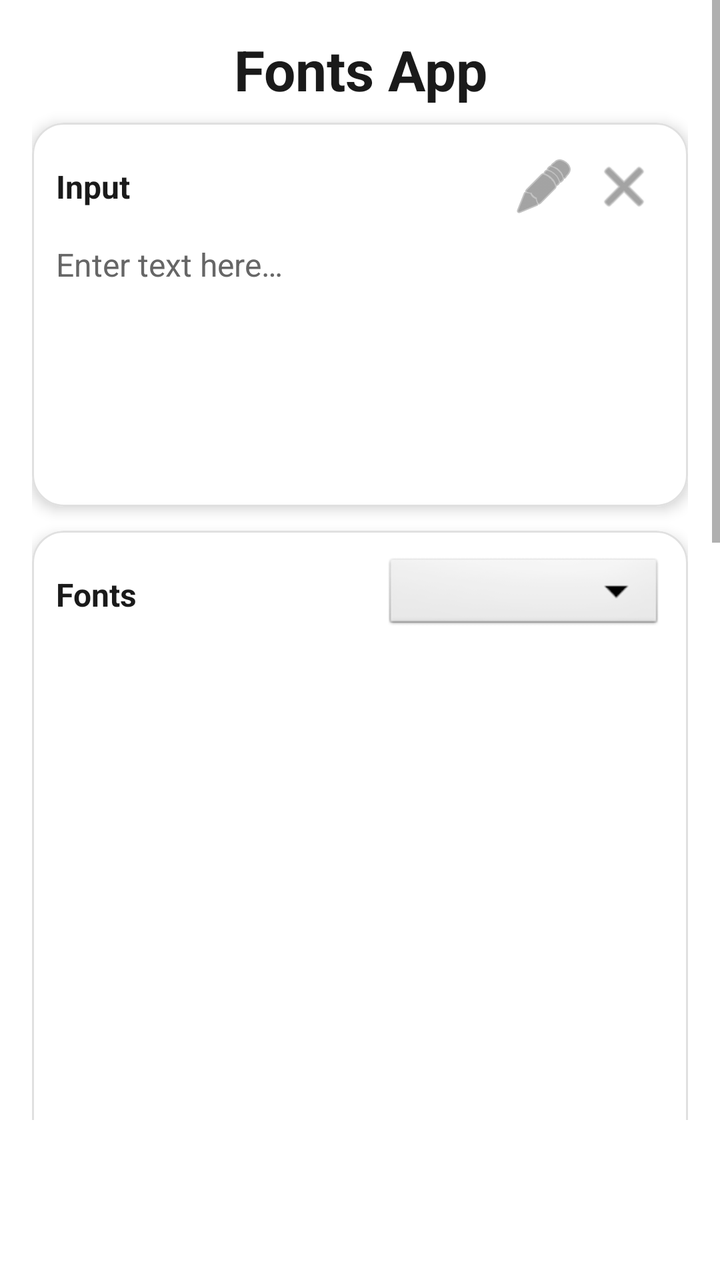
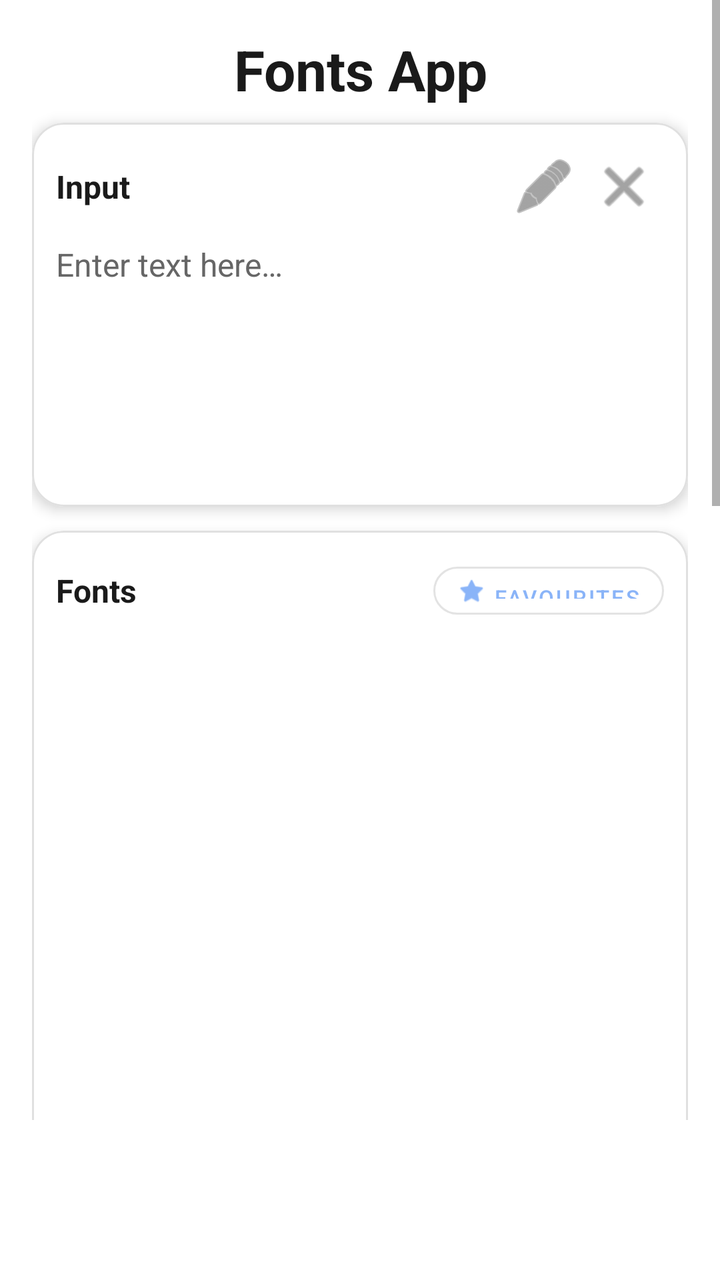

The first picture is an Android layout as it rendered before a commit; the second is the same layout after the commit. The layout source and the unified diff follow.
<!-- AndroidManifest.xml: application theme Theme.FontsApp -->
<!-- res/layout/activity_main.xml -->
<?xml version="1.0" encoding="utf-8"?>
<ScrollView xmlns:android="http://schemas.android.com/apk/res/android"
    xmlns:app="http://schemas.android.com/apk/res-auto"
    android:layout_width="match_parent"
    android:layout_height="match_parent"
    android:fillViewport="true"
    android:background="?android:colorBackground"
    android:paddingBottom="80dp">

    <LinearLayout
        android:layout_width="match_parent"
        android:layout_height="wrap_content"
        android:orientation="vertical"
        android:gravity="center_horizontal"
        android:padding="16dp">

        <TextView
            android:id="@+id/tvTitle"
            android:layout_width="wrap_content"
            android:layout_height="wrap_content"
            android:text="@string/app_name"
            android:textSize="28sp"
            android:textStyle="bold"
            android:textColor="@color/text_primary"
            android:layout_marginBottom="8dp"
            android:gravity="center" />

        <com.google.android.material.card.MaterialCardView
            android:layout_width="match_parent"
            android:layout_height="wrap_content"
            android:layout_marginBottom="12dp"
            app:cardCornerRadius="16dp"
            app:cardElevation="4dp"
            app:cardBackgroundColor="@color/card_background"
            app:strokeWidth="1dp"
            app:strokeColor="@color/divider">

            <LinearLayout
                android:layout_width="match_parent"
                android:layout_height="wrap_content"
                android:orientation="vertical"
                android:padding="12dp">

                <LinearLayout
                    android:layout_width="match_parent"
                    android:layout_height="wrap_content"
                    android:orientation="horizontal"
                    android:gravity="center_vertical"
                    android:layout_marginBottom="8dp">

                    <TextView
                        android:layout_width="0dp"
                        android:layout_height="wrap_content"
                        android:layout_weight="1"
                        android:text="Input"
                        android:textSize="16sp"
                        android:textStyle="bold"
                        android:textColor="@color/text_primary" />

                    <ImageButton
                        android:id="@+id/btnPaste"
                        android:layout_width="40dp"
                        android:layout_height="40dp"
                        android:src="@android:drawable/ic_menu_edit"
                        android:background="?android:attr/selectableItemBackgroundBorderless"
                        android:contentDescription="@string/paste"
                        android:tint="@color/text_secondary" />

                    <ImageButton
                        android:id="@+id/btnClearInput"
                        android:layout_width="40dp"
                        android:layout_height="40dp"
                        android:src="@android:drawable/ic_menu_close_clear_cancel"
                        android:background="?android:attr/selectableItemBackgroundBorderless"
                        android:contentDescription="@string/clear_input"
                        android:tint="@color/text_secondary" />

                </LinearLayout>

                <EditText
                    android:id="@+id/etInput"
                    android:layout_width="match_parent"
                    android:layout_height="120dp"
                    android:gravity="top|start"
                    android:hint="@string/input_hint"
                    android:textSize="16sp"
                    android:background="@android:color/transparent"
                    android:inputType="textMultiLine|textCapSentences"
                    android:textColor="@color/text_primary"
                    android:textColorHint="@color/text_secondary" />

            </LinearLayout>

        </com.google.android.material.card.MaterialCardView>

        <com.google.android.material.card.MaterialCardView
            android:layout_width="match_parent"
            android:layout_height="wrap_content"
            android:layout_marginBottom="12dp"
            app:cardCornerRadius="16dp"
            app:cardElevation="4dp"
            app:cardBackgroundColor="@color/card_background"
            app:strokeWidth="1dp"
            app:strokeColor="@color/divider">

            <LinearLayout
                android:layout_width="match_parent"
                android:layout_height="wrap_content"
                android:orientation="vertical"
                android:padding="12dp">

                <LinearLayout
                    android:layout_width="match_parent"
                    android:layout_height="wrap_content"
                    android:orientation="horizontal"
                    android:gravity="center_vertical"
                    android:layout_marginBottom="8dp">

                    <TextView
                        android:layout_width="0dp"
                        android:layout_height="wrap_content"
                        android:layout_weight="1"
                        android:text="Fonts"
                        android:textSize="16sp"
                        android:textStyle="bold"
                        android:textColor="@color/text_primary" />

                    <Spinner
                        android:id="@+id/spinnerFavourites"
                        android:layout_width="140dp"
                        android:layout_height="40dp"
                        android:background="@android:drawable/btn_dropdown"
                        android:spinnerMode="dropdown" />

                </LinearLayout>

                <androidx.recyclerview.widget.RecyclerView
                    android:id="@+id/rvFonts"
                    android:layout_width="match_parent"
                    android:layout_height="300dp"
                    android:nestedScrollingEnabled="false" />

            </LinearLayout>

        </com.google.android.material.card.MaterialCardView>

        <com.google.android.material.card.MaterialCardView
            android:id="@+id/cardSymbols"
            android:layout_width="match_parent"
            android:layout_height="wrap_content"
            android:layout_marginBottom="12dp"
            android:visibility="gone"
            app:cardCornerRadius="16dp"
            app:cardElevation="4dp"
            app:cardBackgroundColor="@color/card_background"
            app:strokeWidth="1dp"
            app:strokeColor="@color/divider">

            <LinearLayout
                android:layout_width="match_parent"
                android:layout_height="wrap_content"
                android:orientation="vertical"
                android:padding="12dp">

                <TextView
                    android:layout_width="wrap_content"
                    android:layout_height="wrap_content"
                    android:text="Symbols"
                    android:textSize="14sp"
                    android:textStyle="bold"
                    android:textColor="@color/text_primary"
                    android:layout_marginBottom="8dp" />

                <com.google.android.flexbox.FlexboxLayout
                    android:id="@+id/flexSymbols"
                    android:layout_width="match_parent"
                    android:layout_height="wrap_content"
                    app:flexWrap="wrap"
                    app:justifyContent="flex_start" />

            </LinearLayout>

        </com.google.android.material.card.MaterialCardView>

        <com.google.android.material.card.MaterialCardView
            android:id="@+id/cardEmojis"
            android:layout_width="match_parent"
            android:layout_height="wrap_content"
            android:layout_marginBottom="12dp"
            android:visibility="gone"
            app:cardCornerRadius="16dp"
            app:cardElevation="4dp"
            app:cardBackgroundColor="@color/card_background"
            app:strokeWidth="1dp"
            app:strokeColor="@color/divider">

            <LinearLayout
                android:layout_width="match_parent"
                android:layout_height="wrap_content"
                android:orientation="vertical"
                android:padding="12dp">

                <TextView
                    android:layout_width="wrap_content"
                    android:layout_height="wrap_content"
                    android:text="Emojis"
                    android:textSize="14sp"
                    android:textStyle="bold"
                    android:textColor="@color/text_primary"
                    android:layout_marginBottom="8dp" />

                <com.google.android.flexbox.FlexboxLayout
                    android:id="@+id/flexEmojis"
                    android:layout_width="match_parent"
                    android:layout_height="wrap_content"
                    app:flexWrap="wrap"
                    app:justifyContent="flex_start" />

            </LinearLayout>

        </com.google.android.material.card.MaterialCardView>

        <com.google.android.material.card.MaterialCardView
            android:layout_width="match_parent"
            android:layout_height="wrap_content"
            android:layout_marginBottom="12dp"
            app:cardCornerRadius="16dp"
            app:cardElevation="4dp"
            app:cardBackgroundColor="@color/card_background"
            app:strokeWidth="1dp"
            app:strokeColor="@color/divider">

            <LinearLayout
                android:layout_width="match_parent"
                android:layout_height="wrap_content"
                android:orientation="vertical"
                android:padding="12dp">

                <LinearLayout
                    android:layout_width="match_parent"
                    android:layout_height="wrap_content"
                    android:orientation="horizontal"
                    android:gravity="center_vertical"
                    android:layout_marginBottom="8dp">

                    <TextView
                        android:layout_width="0dp"
                        android:layout_height="wrap_content"
                        android:layout_weight="1"
                        android:text="Output"
                        android:textSize="16sp"
                        android:textStyle="bold"
                        android:textColor="@color/text_primary" />

                    <ImageButton
                        android:id="@+id/btnCopy"
                        android:layout_width="40dp"
                        android:layout_height="40dp"
                        android:src="@android:drawable/ic_menu_share"
                        android:background="?android:attr/selectableItemBackgroundBorderless"
                        android:contentDescription="@string/copy"
                        android:tint="@color/text_secondary" />

                    <ImageButton
                        android:id="@+id/btnClearOutput"
                        android:layout_width="40dp"
                        android:layout_height="40dp"
                        android:src="@android:drawable/ic_menu_close_clear_cancel"
                        android:background="?android:attr/selectableItemBackgroundBorderless"
                        android:contentDescription="@string/clear_output"
                        android:tint="@color/text_secondary" />

                </LinearLayout>

                <EditText
                    android:id="@+id/etOutput"
                    android:layout_width="match_parent"
                    android:layout_height="120dp"
                    android:gravity="top|start"
                    android:hint="@string/output_hint"
                    android:textSize="16sp"
                    android:background="@android:color/transparent"
                    android:inputType="textMultiLine"
                    android:textColor="@color/text_primary"
                    android:textColorHint="@color/text_secondary"
                    android:focusable="false"
                    android:longClickable="true"
                    android:textIsSelectable="true" />

                <LinearLayout
                    android:layout_width="match_parent"
                    android:layout_height="wrap_content"
                    android:orientation="horizontal"
                    android:gravity="center_vertical"
                    android:layout_marginTop="8dp">

                    <TextView
                        android:layout_width="wrap_content"
                        android:layout_height="wrap_content"
                        android:text="Size:"
                        android:textSize="12sp"
                        android:textColor="@color/text_secondary"
                        android:layout_marginEnd="8dp" />

                    <SeekBar
                        android:id="@+id/sbFontSize"
                        android:layout_width="0dp"
                        android:layout_height="wrap_content"
                        android:layout_weight="1"
                        android:max="40"
                        android:progress="16"
                        android:min="8" />

                    <TextView
                        android:id="@+id/tvFontSize"
                        android:layout_width="40dp"
                        android:layout_height="wrap_content"
                        android:text="16"
                        android:textSize="12sp"
                        android:textColor="@color/text_secondary"
                        android:gravity="center" />

                </LinearLayout>

            </LinearLayout>

        </com.google.android.material.card.MaterialCardView>

        <com.google.android.material.card.MaterialCardView
            android:layout_width="match_parent"
            android:layout_height="wrap_content"
            android:layout_marginBottom="12dp"
            app:cardCornerRadius="16dp"
            app:cardElevation="4dp"
            app:cardBackgroundColor="@color/card_background"
            app:strokeWidth="1dp"
            app:strokeColor="@color/divider">

            <LinearLayout
                android:layout_width="match_parent"
                android:layout_height="wrap_content"
                android:orientation="vertical"
                android:padding="12dp">

                <TextView
                    android:layout_width="wrap_content"
                    android:layout_height="wrap_content"
                    android:text="Transform"
                    android:textSize="14sp"
                    android:textStyle="bold"
                    android:textColor="@color/text_primary"
                    android:layout_marginBottom="8dp" />

                <LinearLayout
                    android:layout_width="match_parent"
                    android:layout_height="wrap_content"
                    android:orientation="horizontal"
                    android:gravity="center">

                    <com.google.android.material.button.MaterialButton
                        android:id="@+id/btnFlipUp"
                        style="@style/Widget.FontsApp.Button.Outlined"
                        android:layout_width="0dp"
                        android:layout_height="wrap_content"
                        android:layout_weight="1"
                        android:layout_marginEnd="4dp"
                        android:text="@string/flip_up"
                        android:textSize="11sp" />

                    <com.google.android.material.button.MaterialButton
                        android:id="@+id/btnFlipDown"
                        style="@style/Widget.FontsApp.Button.Outlined"
                        android:layout_width="0dp"
                        android:layout_height="wrap_content"
                        android:layout_weight="1"
                        android:layout_marginEnd="4dp"
                        android:text="@string/flip_down"
                        android:textSize="11sp" />

                    <com.google.android.material.button.MaterialButton
                        android:id="@+id/btnFlipLeft"
                        style="@style/Widget.FontsApp.Button.Outlined"
                        android:layout_width="0dp"
                        android:layout_height="wrap_content"
                        android:layout_weight="1"
                        android:layout_marginEnd="4dp"
                        android:text="@string/flip_left"
                        android:textSize="11sp" />

                    <com.google.android.material.button.MaterialButton
                        android:id="@+id/btnFlipRight"
                        style="@style/Widget.FontsApp.Button.Outlined"
                        android:layout_width="0dp"
                        android:layout_height="wrap_content"
                        android:layout_weight="1"
                        android:layout_marginEnd="4dp"
                        android:text="@string/flip_right"
                        android:textSize="11sp" />

                    <com.google.android.material.button.MaterialButton
                        android:id="@+id/btnReverse"
                        style="@style/Widget.FontsApp.Button.Outlined"
                        android:layout_width="0dp"
                        android:layout_height="wrap_content"
                        android:layout_weight="1"
                        android:text="@string/reverse"
                        android:textSize="11sp" />

                </LinearLayout>

            </LinearLayout>

        </com.google.android.material.card.MaterialCardView>

        <com.google.android.material.card.MaterialCardView
            android:layout_width="match_parent"
            android:layout_height="wrap_content"
            android:layout_marginBottom="12dp"
            app:cardCornerRadius="16dp"
            app:cardElevation="4dp"
            app:cardBackgroundColor="@color/card_background"
            app:strokeWidth="1dp"
            app:strokeColor="@color/divider">

            <LinearLayout
                android:layout_width="match_parent"
                android:layout_height="wrap_content"
                android:orientation="vertical"
                android:padding="12dp">

                <TextView
                    android:layout_width="wrap_content"
                    android:layout_height="wrap_content"
                    android:text="Actions"
                    android:textSize="14sp"
                    android:textStyle="bold"
                    android:textColor="@color/text_primary"
                    android:layout_marginBottom="8dp" />

                <LinearLayout
                    android:layout_width="match_parent"
                    android:layout_height="wrap_content"
                    android:orientation="horizontal"
                    android:gravity="center"
                    android:layout_marginBottom="8dp">

                    <com.google.android.material.button.MaterialButton
                        android:id="@+id/btnSymbols"
                        style="@style/Widget.FontsApp.Button"
                        android:layout_width="0dp"
                        android:layout_height="wrap_content"
                        android:layout_weight="1"
                        android:layout_marginEnd="4dp"
                        android:text="@string/symbols"
                        android:textSize="11sp"
                        app:icon="@android:drawable/ic_menu_sort_by_size"
                        app:iconSize="16dp" />

                    <com.google.android.material.button.MaterialButton
                        android:id="@+id/btnEmojis"
                        style="@style/Widget.FontsApp.Button"
                        android:layout_width="0dp"
                        android:layout_height="wrap_content"
                        android:layout_weight="1"
                        android:layout_marginEnd="4dp"
                        android:text="@string/emojis"
                        android:textSize="11sp"
                        app:icon="@android:drawable/ic_menu_gallery"
                        app:iconSize="16dp" />

                    <com.google.android.material.button.MaterialButton
                        android:id="@+id/btnSave"
                        style="@style/Widget.FontsApp.Button"
                        android:layout_width="0dp"
                        android:layout_height="wrap_content"
                        android:layout_weight="1"
                        android:text="@string/save"
                        android:textSize="11sp"
                        app:icon="@android:drawable/ic_menu_save"
                        app:iconSize="16dp" />

                </LinearLayout>

                <LinearLayout
                    android:layout_width="match_parent"
                    android:layout_height="wrap_content"
                    android:orientation="horizontal"
                    android:gravity="center">

                    <com.google.android.material.button.MaterialButton
                        android:id="@+id/btnLoad"
                        style="@style/Widget.FontsApp.Button"
                        android:layout_width="0dp"
                        android:layout_height="wrap_content"
                        android:layout_weight="1"
                        android:layout_marginEnd="4dp"
                        android:text="@string/load"
                        android:textSize="11sp"
                        app:icon="@android:drawable/ic_menu_upload"
                        app:iconSize="16dp" />

                    <com.google.android.material.button.MaterialButton
                        android:id="@+id/btnUploadFont"
                        style="@style/Widget.FontsApp.Button"
                        android:layout_width="0dp"
                        android:layout_height="wrap_content"
                        android:layout_weight="1"
                        android:layout_marginEnd="4dp"
                        android:text="@string/upload_font"
                        android:textSize="11sp"
                        app:icon="@android:drawable/ic_menu_add"
                        app:iconSize="16dp" />

                    <com.google.android.material.button.MaterialButton
                        android:id="@+id/btnCopyOutput"
                        style="@style/Widget.FontsApp.Button"
                        android:layout_width="0dp"
                        android:layout_height="wrap_content"
                        android:layout_weight="1"
                        android:text="@string/copy"
                        android:textSize="11sp"
                        app:icon="@android:drawable/ic_menu_share"
                        app:iconSize="16dp" />

                </LinearLayout>

            </LinearLayout>

        </com.google.android.material.card.MaterialCardView>

        <LinearLayout
            android:layout_width="match_parent"
            android:layout_height="wrap_content"
            android:orientation="horizontal"
            android:gravity="center"
            android:layout_marginBottom="16dp">

            <com.google.android.material.button.MaterialButton
                android:id="@+id/btnSettings"
                style="@style/Widget.FontsApp.Button"
                android:layout_width="0dp"
                android:layout_height="wrap_content"
                android:layout_weight="1"
                android:layout_marginEnd="8dp"
                android:text="@string/settings"
                app:icon="@android:drawable/ic_menu_preferences" />

            <com.google.android.material.button.MaterialButton
                android:id="@+id/btnAbout"
                style="@style/Widget.FontsApp.Button"
                android:layout_width="0dp"
                android:layout_height="wrap_content"
                android:layout_weight="1"
                android:text="@string/about"
                app:icon="@android:drawable/ic_menu_info_details" />

        </LinearLayout>

        <TextView
            android:id="@+id/tvStatus"
            android:layout_width="match_parent"
            android:layout_height="wrap_content"
            android:gravity="center"
            android:textSize="14sp"
            android:textColor="@color/accent_green"
            android:alpha="0"
            android:padding="8dp" />

    </LinearLayout>

</ScrollView>
<!-- resources referenced by this layout -->
<resources>
  <color name="accent_green">#FF4CAF50</color>
  <color name="card_background">#FFFFFFFF</color>
  <color name="divider">#FFE0E0E0</color>
  <color name="text_primary">#FF1A1A1A</color>
  <color name="text_secondary">#FF666666</color>
  <string name="about">About</string>
  <string name="app_name">Fonts App</string>
  <string name="clear_input">Clear Input</string>
  <string name="clear_output">Clear Output</string>
  <string name="copy">Copy</string>
  <string name="emojis">Emojis</string>
  <string name="flip_down">Flip Down</string>
  <string name="flip_left">Flip Left</string>
  <string name="flip_right">Flip Right</string>
  <string name="flip_up">Flip Up</string>
  <string name="input_hint">Enter text here…</string>
  <string name="load">Load</string>
  <string name="output_hint">Styled text appears here…</string>
  <string name="paste">Paste</string>
  <string name="reverse">Reverse</string>
  <string name="save">Save</string>
  <string name="settings">Settings</string>
  <string name="symbols">Symbols</string>
  <string name="upload_font">Upload Font</string>
  <style name="Widget.FontsApp.Button" parent="Widget.MaterialComponents.Button">
          <item name="android:textSize">13sp</item>
          <item name="cornerRadius">12dp</item>
          <item name="android:paddingStart">12dp</item>
          <item name="android:paddingEnd">12dp</item>
          <item name="android:paddingTop">8dp</item>
          <item name="android:paddingBottom">8dp</item>
      </style>
  <style name="Widget.FontsApp.Button.Outlined" parent="Widget.MaterialComponents.Button.OutlinedButton">
          <item name="android:textSize">13sp</item>
          <item name="cornerRadius">12dp</item>
          <item name="android:paddingStart">12dp</item>
          <item name="android:paddingEnd">12dp</item>
          <item name="android:paddingTop">8dp</item>
          <item name="android:paddingBottom">8dp</item>
      </style>
  <style name="Theme.FontsApp" parent="Theme.MaterialComponents.DayNight.NoActionBar">
          <item name="colorPrimary">@color/primary</item>
          <item name="colorPrimaryVariant">@color/primary_variant</item>
          <item name="colorOnPrimary">@color/on_primary</item>
          <item name="colorSecondary">@color/secondary</item>
          <item name="colorSecondaryVariant">@color/secondary_variant</item>
          <item name="colorOnSecondary">@color/on_secondary</item>
          <item name="android:colorBackground">@color/background</item>
          <item name="colorSurface">@color/surface</item>
          <item name="colorOnSurface">@color/on_surface</item>
          <item name="colorError">@color/error</item>
          <item name="android:statusBarColor">@color/background</item>
          <item name="android:navigationBarColor">@color/background</item>
          <item name="android:forceDarkAllowed">false</item>
      </style>
  <color name="primary">#FF8AB4F8</color>
  <color name="primary_variant">#FF6B9CE8</color>
  <color name="on_primary">#FF000000</color>
  <color name="secondary">#FFF28B82</color>
  <color name="secondary_variant">#FFE87A5B</color>
  <color name="on_secondary">#FF000000</color>
  <color name="background">#FFFFFFFF</color>
  <color name="surface">#FFF5F5F5</color>
  <color name="on_surface">#FF1A1A1A</color>
  <color name="error">#FFB00020</color>
</resources>

<!-- the commit's change to res/layout/activity_main.xml (unified diff, before → after) -->
@@ -125,20 +125,23 @@
                         android:textStyle="bold"
                         android:textColor="@color/text_primary" />
 
-                    <Spinner
-                        android:id="@+id/spinnerFavourites"
-                        android:layout_width="140dp"
-                        android:layout_height="40dp"
-                        android:background="@android:drawable/btn_dropdown"
-                        android:spinnerMode="dropdown" />
+                    <com.google.android.material.button.MaterialButton
+                        android:id="@+id/btnToggleFavs"
+                        style="@style/Widget.FontsApp.Button.Outlined"
+                        android:layout_width="wrap_content"
+                        android:layout_height="36dp"
+                        android:text="Favourites"
+                        android:textSize="11sp"
+                        app:icon="@android:drawable/btn_star_big_on"
+                        app:iconSize="14dp" />
 
                 </LinearLayout>
 
                 <androidx.recyclerview.widget.RecyclerView
                     android:id="@+id/rvFonts"
                     android:layout_width="match_parent"
-                    android:layout_height="300dp"
-                    android:nestedScrollingEnabled="false" />
+                    android:layout_height="400dp"
+                    android:nestedScrollingEnabled="true" />
 
             </LinearLayout>
 
